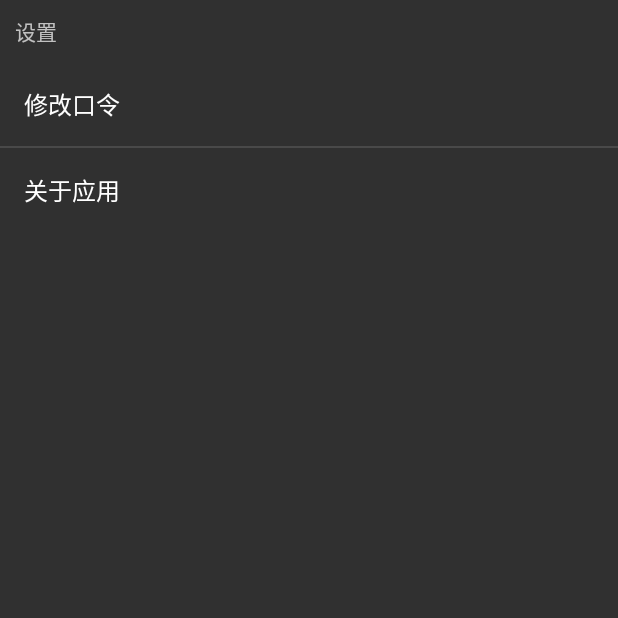
After one commit to codeqian/password-note, an Android app: the settingActivity screen opened directly, with no data from a screen before it, on a phone screen of 412 x 824 dp, the top half of it. The commit adds this screen. Run offline under Robolectric (Android 15) with nearby library versions, the phone set to English and light mode, and no system bars.

Commit message:
增加设置页面

```diff
--- a/src/passnote/app/src/main/AndroidManifest.xml
+++ b/src/passnote/app/src/main/AndroidManifest.xml
@@ -31,6 +31,12 @@
             android:configChanges="orientation|keyboardHidden|screenSize"
             android:screenOrientation="portrait" >
         </activity>
+        <activity
+            android:name=".settingActivity"
+            android:configChanges="orientation|keyboardHidden|screenSize"
+            android:label="@string/action_settings"
+            android:screenOrientation="portrait" >
+        </activity>
     </application>
 
 </manifest>
--- /dev/null
+++ b/src/passnote/app/src/main/java/codepig/passnote/settingActivity.java
@@ -0,0 +1,46 @@
+package codepig.passnote;
+
+import android.app.Activity;
+import android.app.FragmentManager;
+import android.app.FragmentTransaction;
+import android.os.Bundle;
+import android.view.View;
+import android.widget.Button;
+
+/**
+ * 设置面板的activity
+ * Created by QZD on 2015/3/9.
+ */
+public class settingActivity extends Activity {
+    //设置面板fragment对象
+    private settingFragment settingFm;
+    @Override
+    protected void onCreate(Bundle savedInstanceState) {
+        super.onCreate(savedInstanceState);
+        setContentView(R.layout.settingmain);
+
+        FragmentManager fragmentManager = getFragmentManager();
+        FragmentTransaction fragmentTransaction = fragmentManager.beginTransaction();
+        settingFm = new settingFragment();
+        fragmentTransaction.replace(R.id.content, settingFm);
+        fragmentTransaction.commit();
+        init();
+    }
+    private void init(){
+        findViewById(R.id.titleBar).setOnClickListener(clickBtn);
+    }
+
+    //监听按钮
+    private View.OnClickListener clickBtn = new Button.OnClickListener(){
+        @Override
+        public void onClick(View v) {
+            switch (v.getId()) {
+                case R.id.titleBar:
+                    finish();
+                    break;
+                default:
+                    break;
+            }
+        }
+    };
+}
--- /dev/null
+++ b/src/passnote/app/src/main/java/codepig/passnote/settingFragment.java
@@ -0,0 +1,57 @@
+package codepig.passnote;
+
+import android.app.Activity;
+import android.content.Context;
+import android.content.Intent;
+import android.content.SharedPreferences;
+import android.net.Uri;
+import android.os.Bundle;
+import android.preference.Preference;
+import android.preference.PreferenceFragment;
+import android.preference.PreferenceScreen;
+
+/**
+ * 设置面板的fragment
+ * Created by QZD on 2015/3/9.
+ */
+public class settingFragment extends PreferenceFragment {
+    private Activity settingActivity;
+    private SharedPreferences.Editor editor;
+    private PreferenceScreen aboutMe;
+
+    @Override
+    public void onCreate(Bundle savedInstanceState) {
+        super.onCreate(savedInstanceState);
+//        Log.d("LOGCAT","setting creat");
+        // 从xml文件加载选项
+        addPreferencesFromResource(R.xml.preferences);
+        settingActivity=getActivity();
+        init();
+    }
+
+    //编辑设置数据
+    public void editSetting(String _key,int _v){
+        editor.putInt(_key,_v);
+        editor.commit();
+    }
+
+    private void init(){
+        aboutMe=(PreferenceScreen) findPreference("aboutMe");
+        aboutMe.setOnPreferenceClickListener(settingClick);
+//        SharedPreferences settings = settingActivity.getSharedPreferences("BoosjPlayerSetting", Context.MODE_PRIVATE);
+//        editor = settings.edit();
+        //根据之前的设置显示开关状态。（主要是重新安装以后，其他时候其实没意义）
+    }
+
+    //监听设置点击
+    Preference.OnPreferenceClickListener settingClick=new Preference.OnPreferenceClickListener(){
+        @Override
+        public boolean onPreferenceClick(Preference pref) {
+            if (pref.getKey().equals("aboutMe")){
+                Uri uri = Uri.parse("qzdszz@163.com");
+                startActivity(new Intent(Intent.ACTION_VIEW,uri));
+            }
+            return true;
+        }
+    };
+}
--- a/src/passnote/app/src/main/res/layout/activity_main.xml
+++ b/src/passnote/app/src/main/res/layout/activity_main.xml
@@ -70,6 +70,12 @@
                 android:src="@mipmap/closebtn"
                 android:layout_width="wrap_content"
                 android:layout_height="wrap_content" />
+            <ImageView
+                android:id="@+id/settingBtn"
+                android:layout_margin="@dimen/little_margin"
+                android:src="@mipmap/setting"
+                android:layout_width="wrap_content"
+                android:layout_height="wrap_content" />
         </LinearLayout>
     </LinearLayout>
     <!-- 本页信息-->
--- /dev/null
+++ b/src/passnote/app/src/main/res/layout/settingmain.xml
@@ -0,0 +1,25 @@
+<LinearLayout xmlns:android="http://schemas.android.com/apk/res/android"
+    xmlns:tools="http://schemas.android.com/tools"
+    tools:context=".settingActivity"
+    android:layout_height="match_parent"
+    android:layout_width="match_parent"
+    android:orientation="vertical">
+    <LinearLayout
+        android:id="@+id/titleBar"
+        android:orientation="horizontal"
+        android:layout_width="wrap_content"
+        android:layout_height="wrap_content">
+        <TextView
+            android:layout_margin="10dp"
+            android:text="设置"
+            android:layout_width="wrap_content"
+            android:layout_height="wrap_content"
+            android:layout_gravity="center_vertical" />
+        </LinearLayout>
+    <LinearLayout
+        android:orientation="vertical"
+        android:id="@+id/content"
+        android:layout_width="match_parent"
+        android:layout_height="wrap_content">
+        </LinearLayout>
+</LinearLayout>
--- /dev/null
+++ b/src/passnote/app/src/main/res/xml/preferences.xml
@@ -0,0 +1,24 @@
+<PreferenceScreen
+    xmlns:android="http://schemas.android.com/apk/res/android"
+    android:title="设置">
+    <PreferenceScreen
+        android:title="修改口令">
+        <PreferenceScreen
+            android:title="修改口令">
+            <EditTextPreference
+                android:dialogTitle="输入您的新口令"
+                android:key="newKey"
+                android:summary="在这里输入您的新口令，存储的信息将使用新口令进行加密，请谨慎使用。"
+                android:title="输入新口令"
+                />
+        </PreferenceScreen>
+    </PreferenceScreen>
+    <PreferenceScreen
+        android:title="关于应用">
+        <PreferenceScreen
+            android:key="aboutMe"
+            android:summary="作者：无牙。email:qzdszz@163.com。"
+            android:title="密本v0.1">
+        </PreferenceScreen>
+    </PreferenceScreen>
+</PreferenceScreen>
```
Also changed, not shown: src/passnote/app/src/main/java/codepig/passnote/MainActivity.java (+12 -5 lines), src/passnote/app/src/main/res/mipmap-hdpi/setting.png (added), src/passnote/app/src/main/res/mipmap-mdpi/setting.png (added), src/passnote/app/src/main/res/mipmap-xhdpi/setting.png (added).
